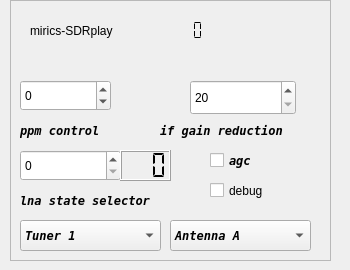
First picture: the form in devices/sdrplay-handler/sdrplay-widget.ui, repository JvanKatwijk/drm-receiver, before the edit.
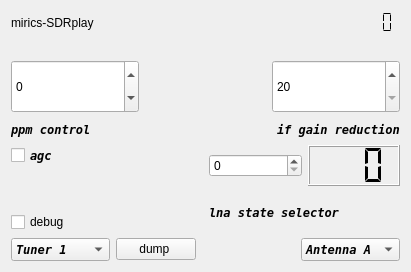
Second picture: the form after the edit.

Commit message: added sdrplay-v3 library

Patch:
```diff
--- a/devices/sdrplay-handler/sdrplay-widget.ui
+++ b/devices/sdrplay-handler/sdrplay-widget.ui
@@ -6,63 +6,44 @@
    <rect>
     <x>0</x>
     <y>0</y>
-    <width>350</width>
-    <height>270</height>
+    <width>411</width>
+    <height>272</height>
    </rect>
   </property>
+  <property name="sizePolicy">
+   <sizepolicy hsizetype="Expanding" vsizetype="Expanding">
+    <horstretch>0</horstretch>
+    <verstretch>0</verstretch>
+   </sizepolicy>
+  </property>
   <property name="windowTitle">
    <string>SDRplay control</string>
   </property>
-  <widget class="QFrame" name="frame">
-   <property name="geometry">
-    <rect>
-     <x>10</x>
-     <y>0</y>
-     <width>321</width>
-     <height>261</height>
-    </rect>
-   </property>
-   <property name="frameShape">
-    <enum>QFrame::StyledPanel</enum>
-   </property>
-   <property name="frameShadow">
-    <enum>QFrame::Raised</enum>
-   </property>
+  <layout class="QVBoxLayout" name="verticalLayout_3">
+   <item>
+    <layout class="QHBoxLayout" name="horizontalLayout_5">
+     <item>
    <widget class="QLabel" name="deviceLabel">
-    <property name="geometry">
-     <rect>
-      <x>20</x>
-      <y>20</y>
-      <width>121</width>
-      <height>21</height>
-     </rect>
-    </property>
     <property name="text">
      <string>mirics-SDRplay</string>
     </property>
    </widget>
-   <widget class="QLabel" name="statusLabel">
-    <property name="geometry">
-     <rect>
-      <x>16</x>
-      <y>180</y>
-      <width>121</width>
-      <height>21</height>
-     </rect>
-    </property>
-    <property name="text">
-     <string/>
-    </property>
-   </widget>
+     </item>
+     <item>
+      <spacer name="horizontalSpacer_4">
+       <property name="orientation">
+        <enum>Qt::Horizontal</enum>
+       </property>
+       <property name="sizeHint" stdset="0">
+        <size>
+         <width>40</width>
+         <height>20</height>
+        </size>
+       </property>
+      </spacer>
+     </item>
+     <item>
    <widget class="QLCDNumber" name="api_version">
-    <property name="geometry">
-     <rect>
-      <x>130</x>
-      <y>20</y>
-      <width>81</width>
-      <height>21</height>
-     </rect>
-    </property>
     <property name="toolTip">
      <string>&lt;html&gt;&lt;head/&gt;&lt;body&gt;&lt;p&gt;Version of the SDRplay library detected.&lt;/p&gt;&lt;/body&gt;&lt;/html&gt;</string>
     </property>
@@ -73,38 +54,31 @@
      <enum>QLCDNumber::Flat</enum>
     </property>
    </widget>
-   <widget class="QCheckBox" name="agcControl">
-    <property name="geometry">
-     <rect>
-      <x>200</x>
-      <y>150</y>
-      <width>71</width>
-      <height>21</height>
-     </rect>
-    </property>
-    <property name="font">
-     <font>
-      <family>DejaVu Sans Mono</family>
-      <weight>75</weight>
-      <italic>true</italic>
-      <bold>true</bold>
-     </font>
-    </property>
-    <property name="toolTip">
-     <string>&lt;html&gt;&lt;head/&gt;&lt;body&gt;&lt;p&gt;Touch to switch on automatic gain control - based on the setting of the lnastate and the ifgain.&lt;/p&gt;&lt;p&gt;If switched on, the lnastate switch and the ifgain slider are switched off&lt;/p&gt;&lt;/body&gt;&lt;/html&gt;</string>
+     </item>
+    </layout>
+   </item>
+   <item>
+    <widget class="QLabel" name="serialNumber">
+     <property name="sizePolicy">
+      <sizepolicy hsizetype="Expanding" vsizetype="Preferred">
+       <horstretch>0</horstretch>
+       <verstretch>0</verstretch>
+      </sizepolicy>
     </property>
     <property name="text">
-     <string>agc</string>
-    </property>
-   </widget>
+      <string/>
+     </property>
+    </widget>
+   </item>
+   <item>
+    <layout class="QHBoxLayout" name="horizontalLayout_2">
+     <item>
    <widget class="QSpinBox" name="ppmControl">
-    <property name="geometry">
-     <rect>
-      <x>10</x>
-      <y>80</y>
-      <width>91</width>
-      <height>31</height>
-     </rect>
+       <property name="sizePolicy">
+        <sizepolicy hsizetype="Expanding" vsizetype="Expanding">
+         <horstretch>0</horstretch>
+         <verstretch>0</verstretch>
+        </sizepolicy>
     </property>
     <property name="toolTip">
      <string>&lt;html&gt;&lt;head/&gt;&lt;body&gt;&lt;p&gt;ppm control. Tells the device the offset (in ppm) of the observed oscillator offset.&lt;/p&gt;&lt;/body&gt;&lt;/html&gt;</string>
@@ -116,28 +90,91 @@
      <number>200</number>
     </property>
    </widget>
-   <widget class="QLabel" name="serialNumber">
-    <property name="geometry">
-     <rect>
-      <x>20</x>
-      <y>50</y>
-      <width>171</width>
-      <height>21</height>
-     </rect>
-    </property>
+     </item>
+     <item>
+      <spacer name="horizontalSpacer">
+       <property name="orientation">
+        <enum>Qt::Horizontal</enum>
+       </property>
+       <property name="sizeHint" stdset="0">
+        <size>
+         <width>40</width>
+         <height>20</height>
+        </size>
+       </property>
+      </spacer>
+     </item>
+     <item>
+      <widget class="QSpinBox" name="GRdBSelector">
+       <property name="sizePolicy">
+        <sizepolicy hsizetype="Expanding" vsizetype="Expanding">
+         <horstretch>0</horstretch>
+         <verstretch>0</verstretch>
+        </sizepolicy>
+       </property>
+       <property name="minimum">
+        <number>20</number>
+       </property>
+       <property name="maximum">
+        <number>59</number>
+       </property>
+      </widget>
+     </item>
+    </layout>
+   </item>
+   <item>
+    <layout class="QHBoxLayout" name="horizontalLayout_4">
+     <item>
+      <widget class="QLabel" name="label">
+       <property name="font">
+        <font>
+         <family>DejaVu Sans Mono</family>
+         <weight>75</weight>
+         <italic>true</italic>
+         <bold>true</bold>
+        </font>
+       </property>
     <property name="text">
-     <string/>
-    </property>
-   </widget>
-   <widget class="QComboBox" name="antennaSelector">
-    <property name="geometry">
-     <rect>
-      <x>160</x>
-      <y>220</y>
-      <width>141</width>
-      <height>31</height>
-     </rect>
-    </property>
+        <string>ppm control</string>
+       </property>
+      </widget>
+     </item>
+     <item>
+      <spacer name="horizontalSpacer_3">
+       <property name="orientation">
+        <enum>Qt::Horizontal</enum>
+       </property>
+       <property name="sizeHint" stdset="0">
+        <size>
+         <width>40</width>
+         <height>20</height>
+        </size>
+       </property>
+      </spacer>
+     </item>
+     <item>
+      <widget class="QLabel" name="gainsliderLabel">
+       <property name="font">
+        <font>
+         <family>DejaVu Sans Mono</family>
+         <weight>75</weight>
+         <italic>true</italic>
+         <bold>true</bold>
+        </font>
+       </property>
+       <property name="text">
+        <string>if gain reduction</string>
+       </property>
+      </widget>
+     </item>
+    </layout>
+   </item>
+   <item>
+    <layout class="QHBoxLayout" name="horizontalLayout_6">
+     <item>
+      <layout class="QVBoxLayout" name="verticalLayout">
+       <item>
+        <widget class="QCheckBox" name="agcControl">
     <property name="font">
      <font>
       <family>DejaVu Sans Mono</family>
@@ -147,41 +184,54 @@
      </font>
     </property>
     <property name="toolTip">
-     <string>&lt;html&gt;&lt;head/&gt;&lt;body&gt;&lt;p&gt;Select an antenna (RSP-II)&lt;/p&gt;&lt;/body&gt;&lt;/html&gt;</string>
-    </property>
-    <item>
+          <string>&lt;html&gt;&lt;head/&gt;&lt;body&gt;&lt;p&gt;Touch to switch on automatic gain control - based on the setting of the lnastate and the ifgain.&lt;/p&gt;&lt;p&gt;If switched on, the lnastate switch and the ifgain slider are switched off&lt;/p&gt;&lt;/body&gt;&lt;/html&gt;</string>
+         </property>
      <property name="text">
-      <string>Antenna A</string>
-     </property>
+          <string>agc</string>
+         </property>
+        </widget>
     </item>
     <item>
-     <property name="text">
-      <string>Antenna B</string>
-     </property>
-    </item>
-   </widget>
+        <spacer name="verticalSpacer">
+         <property name="orientation">
+          <enum>Qt::Vertical</enum>
+         </property>
+         <property name="sizeHint" stdset="0">
+          <size>
+           <width>20</width>
+           <height>40</height>
+          </size>
+         </property>
+        </spacer>
+       </item>
+       <item>
+        <widget class="QCheckBox" name="debugControl">
+         <property name="text">
+          <string>debug</string>
+         </property>
+        </widget>
+       </item>
+      </layout>
+     </item>
+     <item>
+      <layout class="QVBoxLayout" name="verticalLayout_2">
+       <item>
+        <layout class="QHBoxLayout" name="horizontalLayout_3">
+         <item>
    <widget class="QSpinBox" name="lnaGainSetting">
-    <property name="geometry">
-     <rect>
-      <x>10</x>
-      <y>150</y>
-      <width>101</width>
-      <height>31</height>
-     </rect>
+           <property name="sizePolicy">
+            <sizepolicy hsizetype="Preferred" vsizetype="Fixed">
+             <horstretch>0</horstretch>
+             <verstretch>0</verstretch>
+            </sizepolicy>
     </property>
     <property name="toolTip">
      <string>&lt;html&gt;&lt;head/&gt;&lt;body&gt;&lt;p&gt;Setting the lna state, determining the gain reduction applied in the lna.&lt;/p&gt;&lt;/body&gt;&lt;/html&gt;</string>
     </property>
    </widget>
+         </item>
+         <item>
    <widget class="QLCDNumber" name="lnaGRdBDisplay">
-    <property name="geometry">
-     <rect>
-      <x>110</x>
-      <y>150</y>
-      <width>51</width>
-      <height>31</height>
-     </rect>
-    </property>
     <property name="toolTip">
      <string>&lt;html&gt;&lt;head/&gt;&lt;body&gt;&lt;p&gt;The display shows the gain reduction in the lna of the device.&lt;/p&gt;&lt;/body&gt;&lt;/html&gt;</string>
     </property>
@@ -192,14 +242,37 @@
      <enum>QLCDNumber::Flat</enum>
     </property>
    </widget>
+         </item>
+        </layout>
+       </item>
+       <item>
+        <widget class="QLabel" name="label_2">
+         <property name="font">
+          <font>
+           <family>DejaVu Sans Mono</family>
+           <weight>75</weight>
+           <italic>true</italic>
+           <bold>true</bold>
+          </font>
+         </property>
+         <property name="text">
+          <string>lna state selector</string>
+         </property>
+        </widget>
+       </item>
+      </layout>
+     </item>
+    </layout>
+   </item>
+   <item>
+    <layout class="QHBoxLayout" name="horizontalLayout">
+     <item>
    <widget class="QComboBox" name="tunerSelector">
-    <property name="geometry">
-     <rect>
-      <x>10</x>
-      <y>220</y>
-      <width>141</width>
-      <height>31</height>
-     </rect>
+       <property name="sizePolicy">
+        <sizepolicy hsizetype="Expanding" vsizetype="Fixed">
+         <horstretch>0</horstretch>
+         <verstretch>0</verstretch>
+        </sizepolicy>
     </property>
     <property name="font">
      <font>
@@ -223,49 +296,35 @@
      </property>
     </item>
    </widget>
-   <widget class="QCheckBox" name="debugControl">
-    <property name="geometry">
-     <rect>
-      <x>200</x>
-      <y>180</y>
-      <width>88</width>
-      <height>21</height>
-     </rect>
-    </property>
+     </item>
+     <item>
+      <widget class="QPushButton" name="dumpButton">
     <property name="text">
-     <string>debug</string>
-    </property>
-   </widget>
-   <widget class="QLabel" name="label">
-    <property name="geometry">
-     <rect>
-      <x>10</x>
-      <y>120</y>
-      <width>101</width>
-      <height>21</height>
-     </rect>
-    </property>
-    <property name="font">
-     <font>
-      <family>DejaVu Sans Mono</family>
-      <weight>75</weight>
-      <italic>true</italic>
-      <bold>true</bold>
-     </font>
-    </property>
-    <property name="text">
-     <string>ppm control</string>
-    </property>
-   </widget>
-   <widget class="QLabel" name="gainsliderLabel">
-    <property name="geometry">
-     <rect>
-      <x>150</x>
-      <y>120</y>
-      <width>151</width>
-      <height>21</height>
-     </rect>
-    </property>
+        <string>dump </string>
+       </property>
+      </widget>
+     </item>
+     <item>
+      <spacer name="horizontalSpacer_2">
+       <property name="orientation">
+        <enum>Qt::Horizontal</enum>
+       </property>
+       <property name="sizeHint" stdset="0">
+        <size>
+         <width>40</width>
+         <height>20</height>
+        </size>
+       </property>
+      </spacer>
+     </item>
+     <item>
+      <widget class="QComboBox" name="antennaSelector">
+       <property name="sizePolicy">
+        <sizepolicy hsizetype="Expanding" vsizetype="Fixed">
+         <horstretch>0</horstretch>
+         <verstretch>0</verstretch>
+        </sizepolicy>
+       </property>
     <property name="font">
      <font>
       <family>DejaVu Sans Mono</family>
@@ -274,48 +333,24 @@
       <bold>true</bold>
      </font>
     </property>
+       <property name="toolTip">
+        <string>&lt;html&gt;&lt;head/&gt;&lt;body&gt;&lt;p&gt;Select an antenna (RSP-II)&lt;/p&gt;&lt;/body&gt;&lt;/html&gt;</string>
+       </property>
+       <item>
     <property name="text">
-     <string>if gain reduction</string>
-    </property>
-   </widget>
-   <widget class="QLabel" name="label_2">
-    <property name="geometry">
-     <rect>
-      <x>10</x>
-      <y>190</y>
-      <width>171</width>
-      <height>21</height>
-     </rect>
-    </property>
-    <property name="font">
-     <font>
-      <family>DejaVu Sans Mono</family>
-      <weight>75</weight>
-      <italic>true</italic>
-      <bold>true</bold>
-     </font>
-    </property>
+         <string>Antenna A</string>
+        </property>
+       </item>
+       <item>
     <property name="text">
-     <string>lna state selector</string>
-    </property>
-   </widget>
-   <widget class="QSpinBox" name="GRdBSelector">
-    <property name="geometry">
-     <rect>
-      <x>180</x>
-      <y>80</y>
-      <width>106</width>
-      <height>35</height>
-     </rect>
-    </property>
-    <property name="minimum">
-     <number>20</number>
-    </property>
-    <property name="maximum">
-     <number>59</number>
-    </property>
-   </widget>
-  </widget>
+         <string>Antenna B</string>
+        </property>
+       </item>
+      </widget>
+     </item>
+    </layout>
+   </item>
+  </layout>
  </widget>
  <resources/>
  <connections/>
```
Left out of the diff: 6 changed lines with no effect on the pictures. Lines whose indentation alone changed are shown as unchanged. The commit also changes 22 other files.
